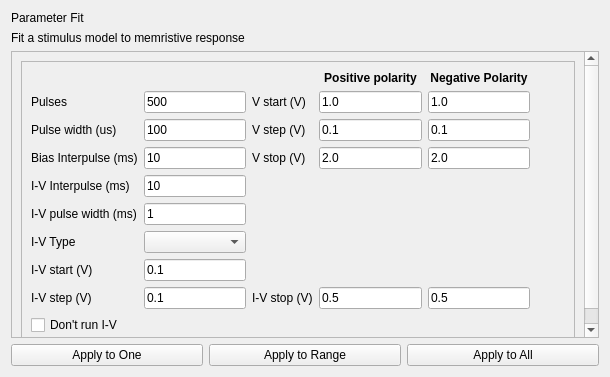
Before: the Qt Designer form uis/pf.ui in arc-instruments/arc1_pyqt, drawn with Qt 5.
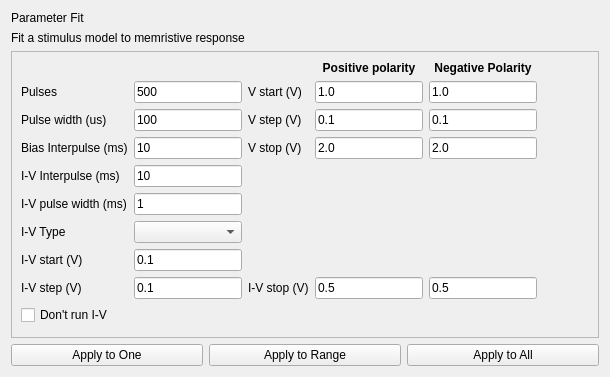
After: the same form once the commit is applied.

The edit to the form file:
```diff
--- a/uis/pf.ui
+++ b/uis/pf.ui
@@ -68,12 +68,24 @@
       <property name="geometry">
        <rect>
         <x>0</x>
-        <y>0</y>
-        <width>590</width>
-        <height>288</height>
+        <y>-14</y>
+        <width>576</width>
+        <height>298</height>
        </rect>
       </property>
       <layout class="QVBoxLayout" name="verticalLayout">
+       <property name="leftMargin">
+        <number>0</number>
+       </property>
+       <property name="topMargin">
+        <number>0</number>
+       </property>
+       <property name="rightMargin">
+        <number>0</number>
+       </property>
+       <property name="bottomMargin">
+        <number>0</number>
+       </property>
        <item>
         <widget class="QFrame" name="frame">
          <property name="sizePolicy">
@@ -83,7 +95,7 @@
           </sizepolicy>
          </property>
          <property name="frameShape">
-          <enum>QFrame::StyledPanel</enum>
+          <enum>QFrame::NoFrame</enum>
          </property>
          <property name="frameShadow">
           <enum>QFrame::Raised</enum>
```
